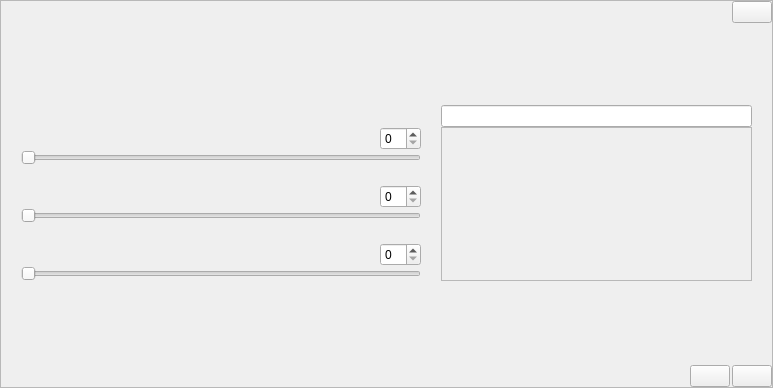
The window that src/gui/Dlg/rgb.ui (LaM0uette/PySide6_Blank_Project_demo) describes before a commit, drawn with Qt 5.
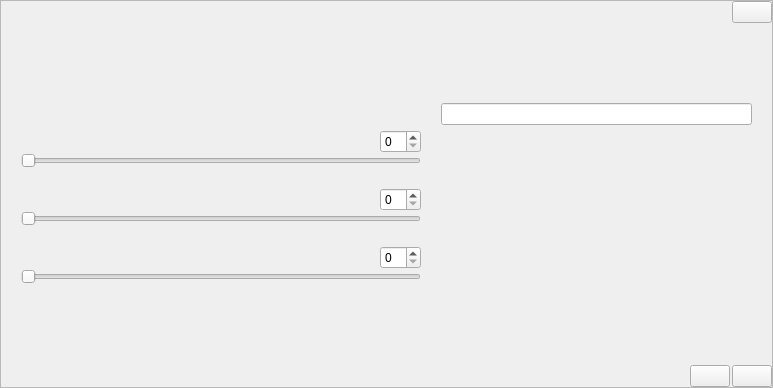
The same window after the commit.

What changed in the file:
```diff
--- a/src/gui/Dlg/rgb.ui
+++ b/src/gui/Dlg/rgb.ui
@@ -125,14 +125,28 @@
           <property name="verticalSpacing">
            <number>0</number>
           </property>
-          <item row="2" column="3" rowspan="8">
+          <item row="1" column="3">
+           <widget class="QLineEdit" name="le_rgb_hex"/>
+          </item>
+          <item row="3" column="3" rowspan="8">
            <widget class="QFrame" name="fr_rgb_colors">
-            <property name="frameShape">
-             <enum>QFrame::StyledPanel</enum>
-            </property>
-            <property name="frameShadow">
-             <enum>QFrame::Raised</enum>
-            </property>
+            <layout class="QVBoxLayout" name="vlay_fr_rgb_colors">
+             <property name="spacing">
+              <number>0</number>
+             </property>
+             <property name="leftMargin">
+              <number>0</number>
+             </property>
+             <property name="topMargin">
+              <number>0</number>
+             </property>
+             <property name="rightMargin">
+              <number>0</number>
+             </property>
+             <property name="bottomMargin">
+              <number>0</number>
+             </property>
+            </layout>
            </widget>
           </item>
           <item row="0" column="0" colspan="4">
@@ -148,7 +162,7 @@
             </property>
            </spacer>
           </item>
-          <item row="2" column="1">
+          <item row="3" column="1">
            <spacer name="horizontalSpacer_10">
             <property name="orientation">
              <enum>Qt::Horizontal</enum>
@@ -161,7 +175,7 @@
             </property>
            </spacer>
           </item>
-          <item row="10" column="0" colspan="4">
+          <item row="11" column="0" colspan="4">
            <spacer name="verticalSpacer_11">
             <property name="orientation">
              <enum>Qt::Vertical</enum>
@@ -174,22 +188,22 @@
             </property>
            </spacer>
           </item>
-          <item row="8" column="2">
+          <item row="9" column="2">
            <widget class="QSpinBox" name="sb_rgb_blue"/>
           </item>
-          <item row="8" column="0">
+          <item row="9" column="0">
            <widget class="QLabel" name="lb_rgb_blue"/>
           </item>
-          <item row="5" column="2">
+          <item row="6" column="2">
            <widget class="QSpinBox" name="sb_rgb_green"/>
           </item>
-          <item row="2" column="0">
+          <item row="3" column="0">
            <widget class="QLabel" name="lb_rgb_red"/>
           </item>
-          <item row="5" column="0">
+          <item row="6" column="0">
            <widget class="QLabel" name="lb_rgb_green"/>
           </item>
-          <item row="8" column="1">
+          <item row="9" column="1">
            <spacer name="horizontalSpacer_12">
             <property name="orientation">
              <enum>Qt::Horizontal</enum>
@@ -202,24 +216,24 @@
             </property>
            </spacer>
           </item>
-          <item row="3" column="0" colspan="3">
+          <item row="4" column="0" colspan="3">
            <widget class="QSlider" name="sd_rgb_red">
             <property name="orientation">
              <enum>Qt::Horizontal</enum>
             </property>
            </widget>
           </item>
-          <item row="6" column="0" colspan="3">
+          <item row="7" column="0" colspan="3">
            <widget class="QSlider" name="sd_rgb_green">
             <property name="orientation">
              <enum>Qt::Horizontal</enum>
             </property>
            </widget>
           </item>
-          <item row="2" column="2">
+          <item row="3" column="2">
            <widget class="QSpinBox" name="sb_rgb_red"/>
           </item>
-          <item row="7" column="0" colspan="3">
+          <item row="8" column="0" colspan="3">
            <spacer name="verticalSpacer_12">
             <property name="orientation">
              <enum>Qt::Vertical</enum>
@@ -235,14 +249,14 @@
             </property>
            </spacer>
           </item>
-          <item row="9" column="0" colspan="3">
+          <item row="10" column="0" colspan="3">
            <widget class="QSlider" name="sd_rgb_blue">
             <property name="orientation">
              <enum>Qt::Horizontal</enum>
             </property>
            </widget>
           </item>
-          <item row="4" column="0" colspan="3">
+          <item row="5" column="0" colspan="3">
            <spacer name="verticalSpacer_13">
             <property name="orientation">
              <enum>Qt::Vertical</enum>
@@ -258,7 +272,7 @@
             </property>
            </spacer>
           </item>
-          <item row="5" column="1">
+          <item row="6" column="1">
            <spacer name="horizontalSpacer_11">
             <property name="orientation">
              <enum>Qt::Horizontal</enum>
@@ -271,8 +285,21 @@
             </property>
            </spacer>
           </item>
-          <item row="1" column="3">
-           <widget class="QLineEdit" name="le_rgb_hex"/>
+          <item row="2" column="3">
+           <spacer name="verticalSpacer">
+            <property name="orientation">
+             <enum>Qt::Vertical</enum>
+            </property>
+            <property name="sizeType">
+             <enum>QSizePolicy::Fixed</enum>
+            </property>
+            <property name="sizeHint" stdset="0">
+             <size>
+              <width>20</width>
+              <height>5</height>
+             </size>
+            </property>
+           </spacer>
           </item>
          </layout>
         </item>
```
